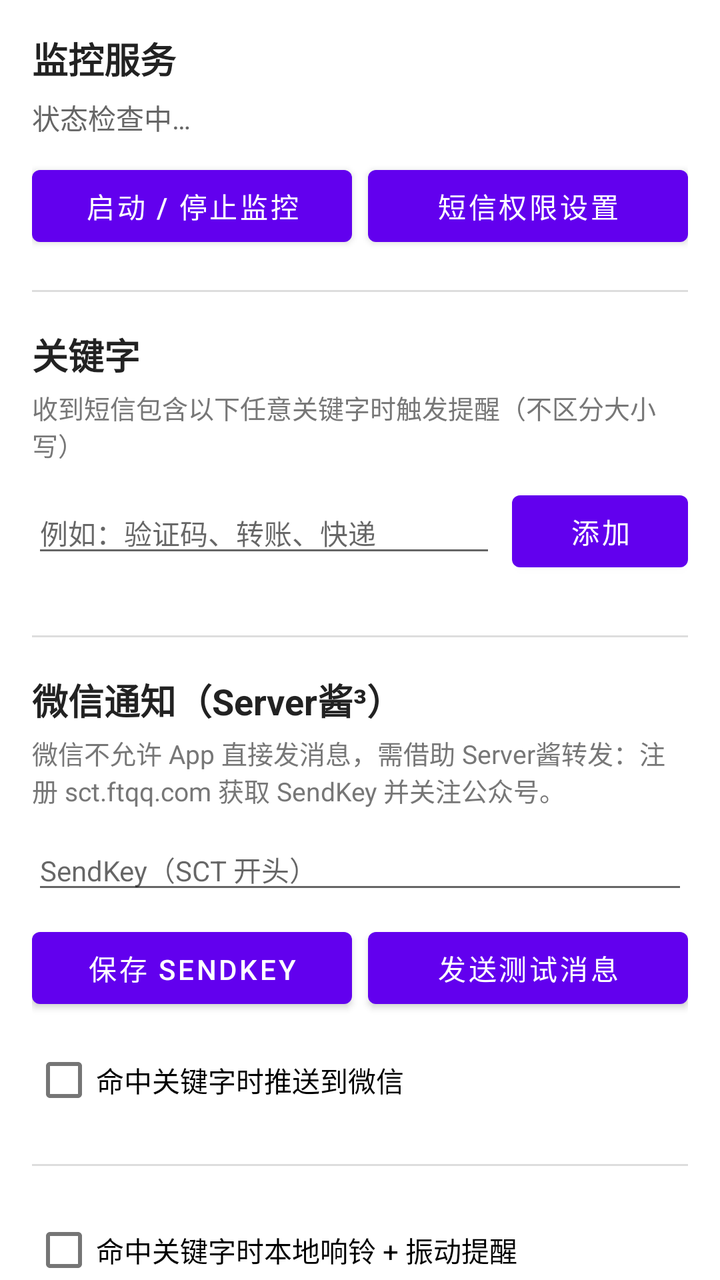
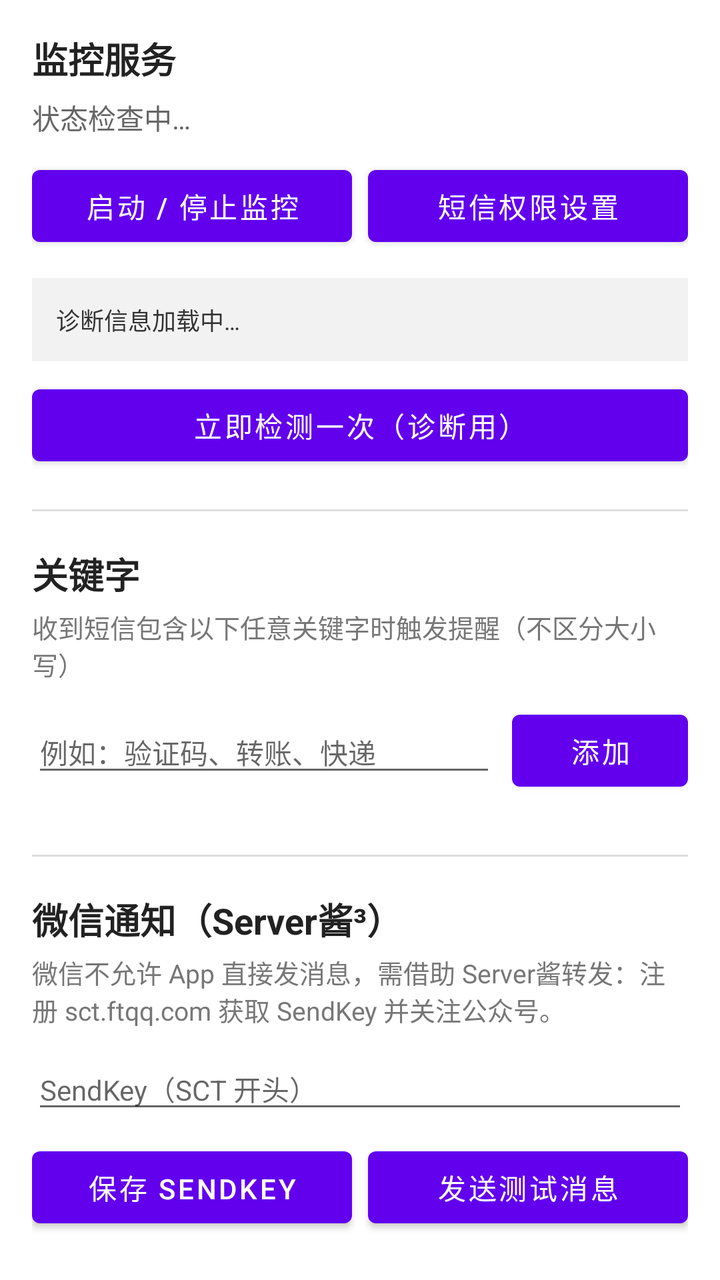

Two renders of the same Android screen: before a commit and after it. Below are the layout's source before the change and the commit's diff.
<!-- AndroidManifest.xml: application theme Theme.SmsGuardian -->
<!-- res/layout/fragment_settings.xml -->
<?xml version="1.0" encoding="utf-8"?>
<androidx.core.widget.NestedScrollView
    xmlns:android="http://schemas.android.com/apk/res/android"
    android:layout_width="match_parent"
    android:layout_height="match_parent"
    android:fillViewport="true">

    <LinearLayout
        android:layout_width="match_parent"
        android:layout_height="wrap_content"
        android:orientation="vertical"
        android:padding="16dp">

        <TextView
            android:layout_width="match_parent"
            android:layout_height="wrap_content"
            android:text="监控服务"
            android:textColor="#222222"
            android:textSize="18sp"
            android:textStyle="bold" />

        <TextView
            android:id="@+id/tvServiceStatus"
            android:layout_width="match_parent"
            android:layout_height="wrap_content"
            android:layout_marginTop="6dp"
            android:text="状态检查中…"
            android:textColor="#666666"
            android:textSize="14sp" />

        <LinearLayout
            android:layout_width="match_parent"
            android:layout_height="wrap_content"
            android:layout_marginTop="10dp"
            android:orientation="horizontal">

            <Button
                android:id="@+id/btnStartStop"
                android:layout_width="0dp"
                android:layout_height="wrap_content"
                android:layout_weight="1"
                android:text="启动 / 停止监控" />

            <Button
                android:id="@+id/btnPermission"
                android:layout_width="0dp"
                android:layout_height="wrap_content"
                android:layout_marginStart="8dp"
                android:layout_weight="1"
                android:text="短信权限设置" />
        </LinearLayout>

        <View
            android:layout_width="match_parent"
            android:layout_height="1dp"
            android:layout_marginVertical="18dp"
            android:background="#DDDDDD" />

        <TextView
            android:layout_width="match_parent"
            android:layout_height="wrap_content"
            android:text="关键字"
            android:textColor="#222222"
            android:textSize="18sp"
            android:textStyle="bold" />

        <TextView
            android:layout_width="match_parent"
            android:layout_height="wrap_content"
            android:layout_marginTop="4dp"
            android:text="收到短信包含以下任意关键字时触发提醒（不区分大小写）"
            android:textColor="#777777"
            android:textSize="13sp" />

        <LinearLayout
            android:layout_width="match_parent"
            android:layout_height="wrap_content"
            android:layout_marginTop="10dp"
            android:orientation="horizontal">

            <EditText
                android:id="@+id/etKeyword"
                android:layout_width="0dp"
                android:layout_height="wrap_content"
                android:layout_weight="1"
                android:hint="例如：验证码、转账、快递"
                android:inputType="text"
                android:maxLines="1"
                android:textSize="14sp" />

            <Button
                android:id="@+id/btnAddKeyword"
                android:layout_width="wrap_content"
                android:layout_height="wrap_content"
                android:layout_marginStart="8dp"
                android:text="添加" />
        </LinearLayout>

        <LinearLayout
            android:id="@+id/keywordContainer"
            android:layout_width="match_parent"
            android:layout_height="wrap_content"
            android:layout_marginTop="10dp"
            android:orientation="vertical" />

        <View
            android:layout_width="match_parent"
            android:layout_height="1dp"
            android:layout_marginVertical="18dp"
            android:background="#DDDDDD" />

        <TextView
            android:layout_width="match_parent"
            android:layout_height="wrap_content"
            android:text="微信通知（Server酱³）"
            android:textColor="#222222"
            android:textSize="18sp"
            android:textStyle="bold" />

        <TextView
            android:layout_width="match_parent"
            android:layout_height="wrap_content"
            android:layout_marginTop="4dp"
            android:text="微信不允许 App 直接发消息，需借助 Server酱转发：注册 sct.ftqq.com 获取 SendKey 并关注公众号。"
            android:textColor="#777777"
            android:textSize="13sp" />

        <EditText
            android:id="@+id/etSendKey"
            android:layout_width="match_parent"
            android:layout_height="wrap_content"
            android:layout_marginTop="10dp"
            android:hint="SendKey（SCT 开头）"
            android:inputType="textVisiblePassword"
            android:maxLines="1"
            android:textSize="14sp" />

        <LinearLayout
            android:layout_width="match_parent"
            android:layout_height="wrap_content"
            android:layout_marginTop="8dp"
            android:orientation="horizontal">

            <Button
                android:id="@+id/btnSaveKey"
                android:layout_width="0dp"
                android:layout_height="wrap_content"
                android:layout_weight="1"
                android:text="保存 SendKey" />

            <Button
                android:id="@+id/btnTestWechat"
                android:layout_width="0dp"
                android:layout_height="wrap_content"
                android:layout_marginStart="8dp"
                android:layout_weight="1"
                android:text="发送测试消息" />
        </LinearLayout>

        <CheckBox
            android:id="@+id/cbWechat"
            android:layout_width="match_parent"
            android:layout_height="wrap_content"
            android:layout_marginTop="8dp"
            android:text="命中关键字时推送到微信"
            android:textSize="14sp" />

        <View
            android:layout_width="match_parent"
            android:layout_height="1dp"
            android:layout_marginVertical="18dp"
            android:background="#DDDDDD" />

        <CheckBox
            android:id="@+id/cbSound"
            android:layout_width="match_parent"
            android:layout_height="wrap_content"
            android:text="命中关键字时本地响铃 + 振动提醒"
            android:textSize="14sp" />

        <View
            android:layout_width="match_parent"
            android:layout_height="1dp"
            android:layout_marginVertical="18dp"
            android:background="#DDDDDD" />

        <TextView
            android:layout_width="match_parent"
            android:layout_height="wrap_content"
            android:text="后台保活（重要）"
            android:textColor="#222222"
            android:textSize="18sp"
            android:textStyle="bold" />

        <TextView
            android:layout_width="match_parent"
            android:layout_height="wrap_content"
            android:layout_marginTop="4dp"
            android:text="为确保锁屏后仍能收到提醒，请允许本应用忽略电池优化，并在系统的「自启动」设置中允许本应用自启动。不同品牌手机路径略有差异。"
            android:textColor="#777777"
            android:textSize="13sp" />

        <LinearLayout
            android:layout_width="match_parent"
            android:layout_height="wrap_content"
            android:layout_marginTop="10dp"
            android:orientation="horizontal">

            <Button
                android:id="@+id/btnBattery"
                android:layout_width="0dp"
                android:layout_height="wrap_content"
                android:layout_weight="1"
                android:text="忽略电池优化" />

            <Button
                android:id="@+id/btnAutoStart"
                android:layout_width="0dp"
                android:layout_height="wrap_content"
                android:layout_marginStart="8dp"
                android:layout_weight="1"
                android:text="自启动设置" />
        </LinearLayout>

        <TextView
            android:layout_width="match_parent"
            android:layout_height="wrap_content"
            android:layout_marginTop="24dp"
            android:text="隐私说明：本应用仅在您本机读取短信用于关键字提醒，不会上传短信内容。仅开启微信通知时，命中的短信会通过您自己申请的 Server酱账号转发；请妥善保管 SendKey。请在自己拥有合法使用权的设备上使用。"
            android:textColor="#999999"
            android:textSize="12sp" />

    </LinearLayout>

</androidx.core.widget.NestedScrollView>
<!-- resources referenced by this layout -->
<resources>
  <style name="Theme.SmsGuardian" parent="Theme.MaterialComponents.DayNight.NoActionBar">
          <item name="colorPrimary">@color/purple_500</item>
          <item name="colorPrimaryDark">@color/purple_700</item>
          <item name="colorAccent">@color/teal_200</item>
          <item name="android:statusBarColor">@color/purple_700</item>
      </style>
  <color name="purple_500">#FF6200EE</color>
  <color name="purple_700">#FF3700B3</color>
  <color name="teal_200">#FF03DAC5</color>
</resources>

<!-- the commit's change to res/layout/fragment_settings.xml (unified diff, before → after) -->
@@ -50,6 +50,24 @@
                 android:text="短信权限设置" />
         </LinearLayout>
 
+        <TextView
+            android:id="@+id/tvDiagnostics"
+            android:layout_width="match_parent"
+            android:layout_height="wrap_content"
+            android:layout_marginTop="12dp"
+            android:background="#F2F2F2"
+            android:padding="12dp"
+            android:text="诊断信息加载中…"
+            android:textColor="#333333"
+            android:textSize="12sp" />
+
+        <Button
+            android:id="@+id/btnCheckNow"
+            android:layout_width="match_parent"
+            android:layout_height="wrap_content"
+            android:layout_marginTop="8dp"
+            android:text="立即检测一次（诊断用）" />
+
         <View
             android:layout_width="match_parent"
             android:layout_height="1dp"
